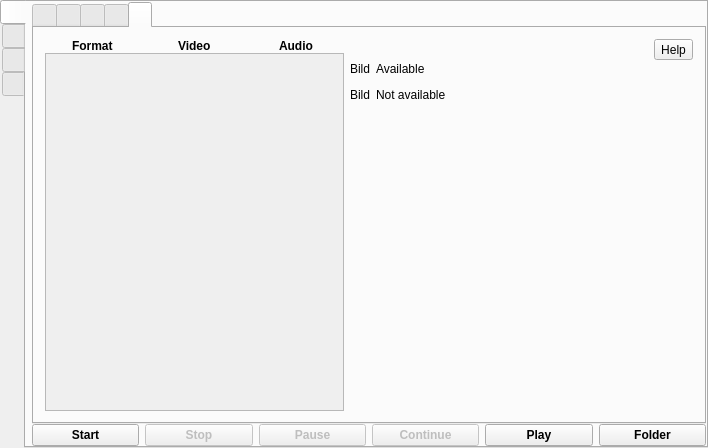
Old version of the form src/mainwindow.ui in the repository vkohaupt/vokoscreenNG.
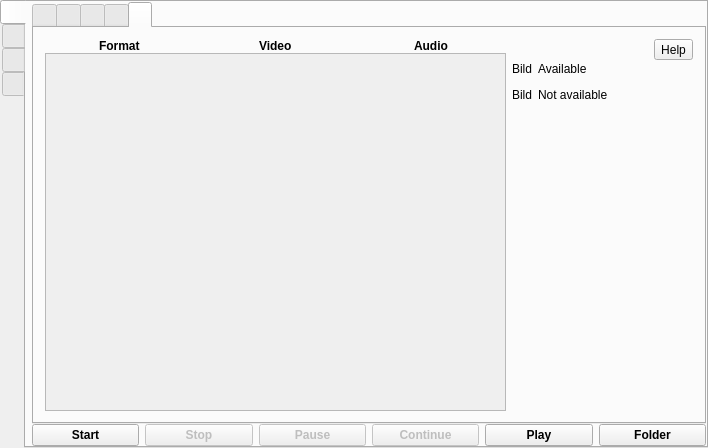
New version of the form. The open tabs and pages were chosen to show the change. Icons and pictures are not drawn.

```diff
--- a/src/mainwindow.ui
+++ b/src/mainwindow.ui
@@ -1488,7 +1488,7 @@
            <attribute name="title">
             <string notr="true"/>
            </attribute>
-           <layout class="QHBoxLayout" name="horizontalLayout_11">
+           <layout class="QHBoxLayout" name="horizontalLayout_11" stretch="1,0,0">
             <item>
              <layout class="QVBoxLayout" name="verticalLayout_6">
               <property name="spacing">
@@ -1553,7 +1553,7 @@
                   <rect>
                    <x>0</x>
                    <y>0</y>
-                   <width>249</width>
+                   <width>352</width>
                    <height>331</height>
                   </rect>
                  </property>
@@ -1592,7 +1592,7 @@
                   </property>
                  </widget>
                 </item>
-                <item>
+                <item alignment="Qt::AlignLeft">
                  <widget class="QLabel" name="label_3">
                   <property name="text">
                    <string>Available</string>
```
Left out of the diff: 28 changed lines with no effect on the pictures.
